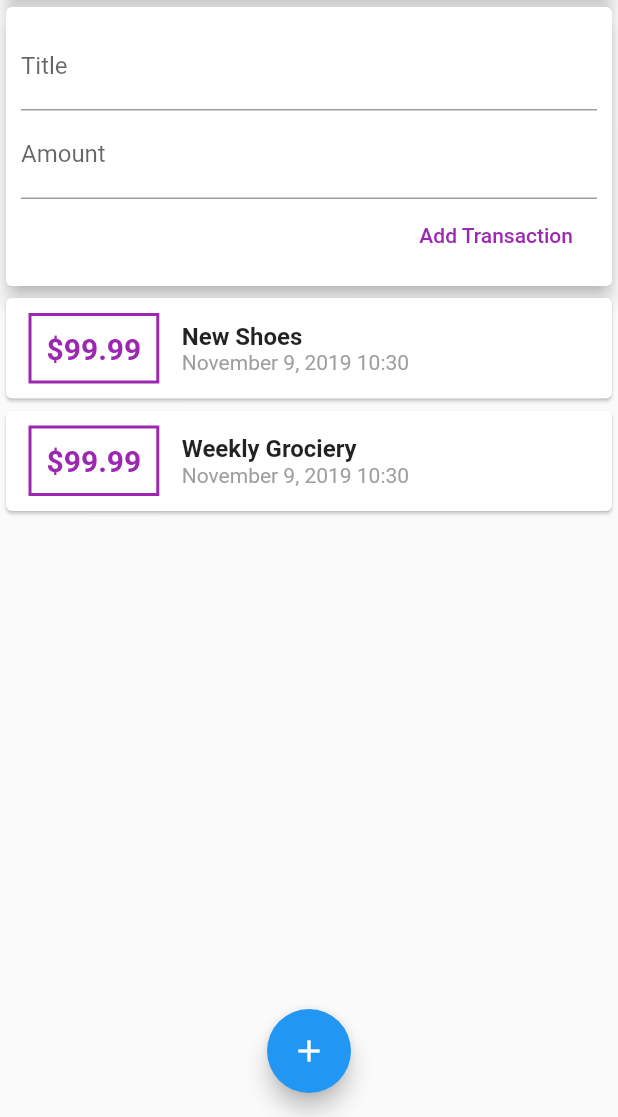
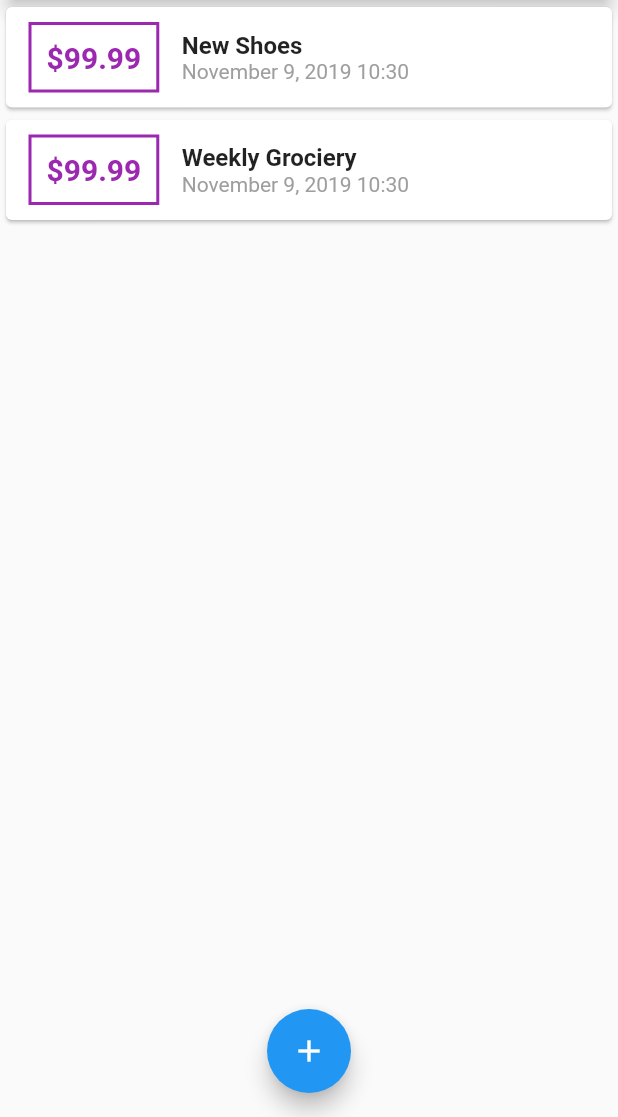
Before and after one commit to aldyazarya/flutter-personal-expense-app, a Flutter app: the screen it shows after launch, on a phone screen of 412 x 824 dp, the part 119-1236 px from its top. Run offline on Flutter 3.47's test engine with Material 2 defaults, Android fonts, the phone set to English and light mode, and no system bars.

```diff
--- a/lib/main.dart
+++ b/lib/main.dart
@@ -1,5 +1,7 @@
 import 'package:flutter/material.dart';
-import './widgets/user_transactions.dart';
+import './widgets/new_transactions.dart';
+import './widgets/transaction_list.dart';
+import './models//transaction.dart';
 
 void main() => runApp(MyApp());
 
@@ -13,11 +15,51 @@ class MyApp extends StatelessWidget {
   }
 }
 
-class MyHomePage extends StatelessWidget {
+class MyHomePage extends StatefulWidget {
   // String titleInput;
   // String amountInput;
-  final titleController = TextEditingController();
-  final amountController = TextEditingController();
+  @override
+  _MyHomePageState createState() => _MyHomePageState();
+}
+
+class _MyHomePageState extends State<MyHomePage> {
+  final List<Transaction> _userTransactions = [
+    Transaction(
+      id: 't1',
+      title: 'New Shoes',
+      amount: 99.99,
+      date: DateTime.now(),
+    ),
+    Transaction(
+      id: 't2',
+      title: 'Weekly Grociery',
+      amount: 99.99,
+      date: DateTime.now(),
+    ),
+  ];
+
+  void _addNewTransaction(String txTitle, double txAmount) {
+    final newTx = Transaction(
+      title: txTitle,
+      amount: txAmount,
+      date: DateTime.now(),
+      id: DateTime.now().toString(),
+    );
+
+    setState(() {
+      _userTransactions.add(newTx);
+    });
+  }
+
+  void _startAddNewTransaction(BuildContext ctx) {
+    showModalBottomSheet(context: ctx, builder: (_) {
+      return GestureDetector(
+        onTap: () {},
+        child: NewTransactions(_addNewTransaction),
+        behavior: HitTestBehavior.opaque,
+      );
+    },);
+  }
 
   @override
   Widget build(BuildContext context) {
@@ -27,7 +69,7 @@ class MyHomePage extends StatelessWidget {
         actions: <Widget>[
           IconButton(
             icon: Icon(Icons.add),
-            onPressed: () {},
+            onPressed: () => _startAddNewTransaction(context),
           )
         ],
       ),
@@ -44,14 +86,14 @@ class MyHomePage extends StatelessWidget {
                 elevation: 5,
               ),
             ),
-            UserTransactions()
+            TransactionList(_userTransactions),
           ],
         ),
       ),
       floatingActionButtonLocation: FloatingActionButtonLocation.centerFloat,
       floatingActionButton: FloatingActionButton(
         child: Icon(Icons.add),
-        onPressed: () {},
+        onPressed: () => _startAddNewTransaction(context),
       ),
     );
   }
--- a/lib/widgets/user_transactions.dart
+++ /dev/null
@@ -1,49 +0,0 @@
-import 'package:flutter/material.dart';
-import './transaction_list.dart';
-import './new_transactions.dart';
-import '../models//transaction.dart';
-
-class UserTransactions extends StatefulWidget {
-  @override
-  _UserTransactionsState createState() => _UserTransactionsState();
-}
-
-class _UserTransactionsState extends State<UserTransactions> {
-  final List<Transaction> _userTransactions = [
-    Transaction(
-      id: 't1',
-      title: 'New Shoes',
-      amount: 99.99,
-      date: DateTime.now(),
-    ),
-    Transaction(
-      id: 't2',
-      title: 'Weekly Grociery',
-      amount: 99.99,
-      date: DateTime.now(),
-    ),
-  ];
-
-  void _addNewTransaction(String txTitle, double txAmount) {
-    final newTx = Transaction(
-      title: txTitle,
-      amount: txAmount,
-      date: DateTime.now(),
-      id: DateTime.now().toString(),
-    );
-
-    setState(() {
-      _userTransactions.add(newTx);
-    });
-  }
-
-  @override
-  Widget build(BuildContext context) {
-    return Column(
-      children: <Widget>[
-        NewTransactions(_addNewTransaction),
-        TransactionList(_userTransactions),
-      ],
-    );
-  }
-}
```
